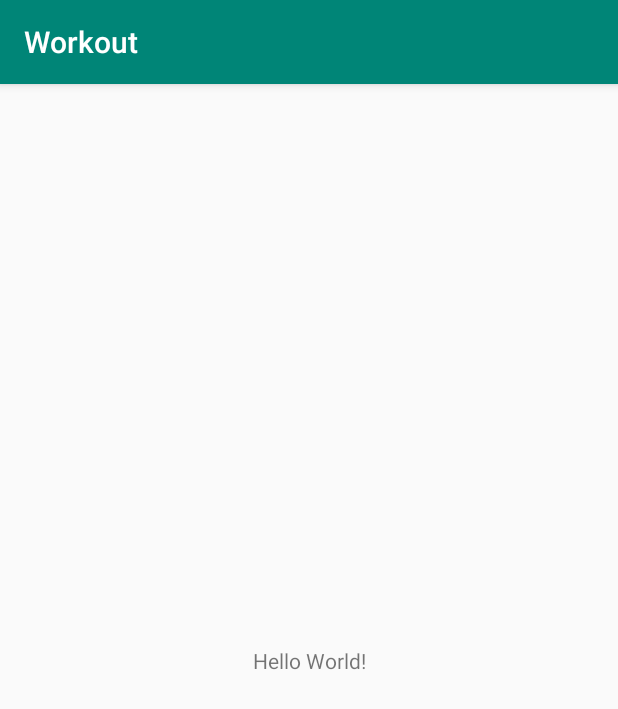
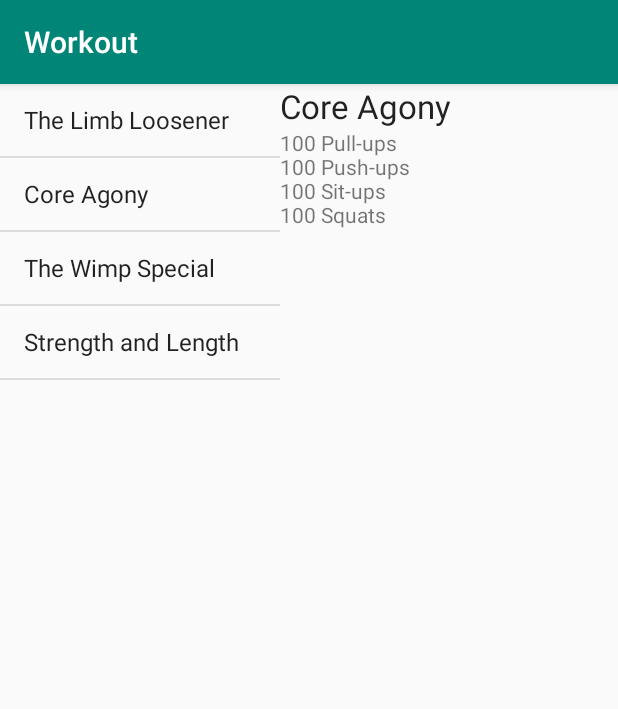
Before and after one commit to AntropovD/HeadFirst-Android, an Android app: the screen it shows after launch (MainActivity), on a phone screen of 412 x 824 dp. Shown: the top 709 px of the screen. Run offline under Robolectric (Android 15) with nearby library versions, the phone set to English and light mode, and no system bars.

Commit message:
Workout Design

```diff
--- a/Workout/app/src/main/java/com/example/dmitry/workout/MainActivity.java
+++ b/Workout/app/src/main/java/com/example/dmitry/workout/MainActivity.java
@@ -9,5 +9,9 @@ public class MainActivity extends AppCompatActivity {
     protected void onCreate(Bundle savedInstanceState) {
         super.onCreate(savedInstanceState);
         setContentView(R.layout.activity_main);
+
+        WorkoutDetailFragment frag = (WorkoutDetailFragment)
+                getFragmentManager().findFragmentById(R.id.detail_frag);
+        frag.setWorkout(1);
     }
 }
--- /dev/null
+++ b/Workout/app/src/main/java/com/example/dmitry/workout/Workout.java
@@ -0,0 +1,36 @@
+package com.example.dmitry.workout;
+
+public class Workout {
+
+    public static final Workout[] workouts = {
+            new Workout("The Limb Loosener",
+                    "5 Handstand push-ups\n10 1-legged squats\n15 Pull-ups"),
+            new Workout("Core Agony",
+                    "100 Pull-ups\n100 Push-ups\n100 Sit-ups\n100 Squats"),
+            new Workout("The Wimp Special",
+                    "5 Pull-ups\n10 Push-ups\n15 Squats"),
+            new Workout("Strength and Length",
+                    "500 meter run\n21 x 1.5 pood kettleball swing\n21 x pull-ups")
+    };
+
+    private String name;
+    private String description;
+
+    // В объекте Workout хранится имя и описание
+    private Workout(String name, String description) {
+        this.name = name;
+        this.description = description;
+    }
+
+    public String getDescription() {
+        return description;
+    }
+
+    public String getName() {
+        return name;
+    }
+
+    public String toString() {
+        return this.name;
+    }
+}
--- /dev/null
+++ b/Workout/app/src/main/java/com/example/dmitry/workout/WorkoutDetailFragment.java
@@ -0,0 +1,42 @@
+package com.example.dmitry.workout;
+
+
+import android.os.Bundle;
+import android.support.v4.app.Fragment;
+import android.view.LayoutInflater;
+import android.view.View;
+import android.view.ViewGroup;
+import android.widget.TextView;
+
+
+/**
+ * A simple {@link Fragment} subclass.
+ */
+public class WorkoutDetailFragment extends android.app.Fragment {
+
+    private long workoutId;
+
+    @Override
+    public View onCreateView(LayoutInflater inflater, ViewGroup container,
+                             Bundle savedInstanceState) {
+        // Inflate the layout for this fragment
+        return inflater.inflate(R.layout.fragment_workout_detail, container, false);
+    }
+
+    @Override
+    public void onStart() {
+        super.onStart();
+        View view = getView();
+        if (view != null) {
+            TextView title = view.findViewById(R.id.text_title);
+            Workout workout = Workout.workouts[(int) workoutId];
+            title.setText(workout.getName());
+            TextView description = view.findViewById(R.id.text_description);
+            description.setText(workout.getDescription());
+        }
+    }
+
+    public void setWorkout(long id) {
+        this.workoutId = id;
+    }
+}
--- /dev/null
+++ b/Workout/app/src/main/java/com/example/dmitry/workout/WorkoutListFragment.java
@@ -0,0 +1,29 @@
+package com.example.dmitry.workout;
+
+
+import android.app.ListFragment;
+import android.os.Bundle;
+import android.view.LayoutInflater;
+import android.view.View;
+import android.view.ViewGroup;
+import android.widget.ArrayAdapter;
+
+public class WorkoutListFragment extends ListFragment {
+
+    @Override
+    public View onCreateView(LayoutInflater inflater, ViewGroup container,
+                             Bundle savedInstanceState) {
+
+        String[] names = new String[Workout.workouts.length];
+        for (int i = 0; i < names.length; i++) {
+            names[i] = Workout.workouts[i].getName();
+        }
+        ArrayAdapter<String> adapter = new ArrayAdapter<String>(
+                inflater.getContext(), android.R.layout.simple_list_item_1,
+                names);
+        setListAdapter(adapter);
+
+        return super.onCreateView(inflater, container, savedInstanceState);
+    }
+
+}
--- a/Workout/app/src/main/res/layout/activity_main.xml
+++ b/Workout/app/src/main/res/layout/activity_main.xml
@@ -1,18 +1,21 @@
 <?xml version="1.0" encoding="utf-8"?>
-<android.support.constraint.ConstraintLayout xmlns:android="http://schemas.android.com/apk/res/android"
-    xmlns:app="http://schemas.android.com/apk/res-auto"
+<LinearLayout xmlns:android="http://schemas.android.com/apk/res/android"
     xmlns:tools="http://schemas.android.com/tools"
     android:layout_width="match_parent"
     android:layout_height="match_parent"
     tools:context=".MainActivity">
 
-    <TextView
-        android:layout_width="wrap_content"
-        android:layout_height="wrap_content"
-        android:text="Hello World!"
-        app:layout_constraintBottom_toBottomOf="parent"
-        app:layout_constraintLeft_toLeftOf="parent"
-        app:layout_constraintRight_toRightOf="parent"
-        app:layout_constraintTop_toTopOf="parent" />
+    <fragment
+        android:id="@+id/list_frag"
+        android:name="com.example.dmitry.workout.WorkoutListFragment"
+        android:layout_width="110dp"
+        android:layout_height="match_parent"
+        android:layout_weight="2" />
 
-</android.support.constraint.ConstraintLayout>
+    <fragment
+        android:id="@+id/detail_frag"
+        android:name="com.example.dmitry.workout.WorkoutDetailFragment"
+        android:layout_width="110dp"
+        android:layout_height="match_parent"
+        android:layout_weight="3" />
+</LinearLayout>
--- /dev/null
+++ b/Workout/app/src/main/res/layout/fragment_workout_detail.xml
@@ -0,0 +1,22 @@
+<?xml version="1.0" encoding="utf-8"?>
+<LinearLayout xmlns:android="http://schemas.android.com/apk/res/android"
+    xmlns:tools="http://schemas.android.com/tools"
+    android:layout_width="match_parent"
+    android:layout_height="match_parent"
+    android:orientation="vertical"
+    tools:context=".WorkoutDetailFragment">
+
+    <TextView
+        android:id="@+id/text_title"
+        android:layout_width="wrap_content"
+        android:layout_height="wrap_content"
+        android:text=""
+        android:textAppearance="?android:attr/textAppearanceLarge" />
+
+    <TextView
+        android:id="@+id/text_description"
+        android:layout_width="wrap_content"
+        android:layout_height="wrap_content"
+        android:text="" />
+
+</LinearLayout>
```
